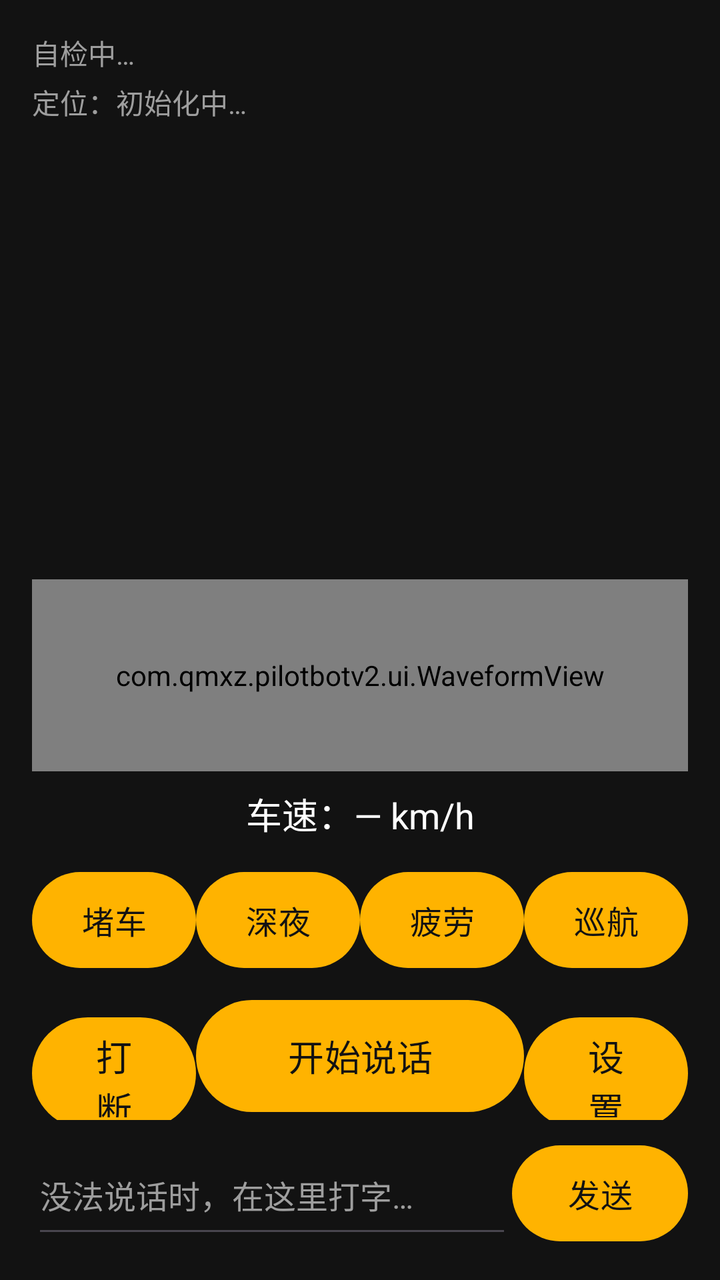
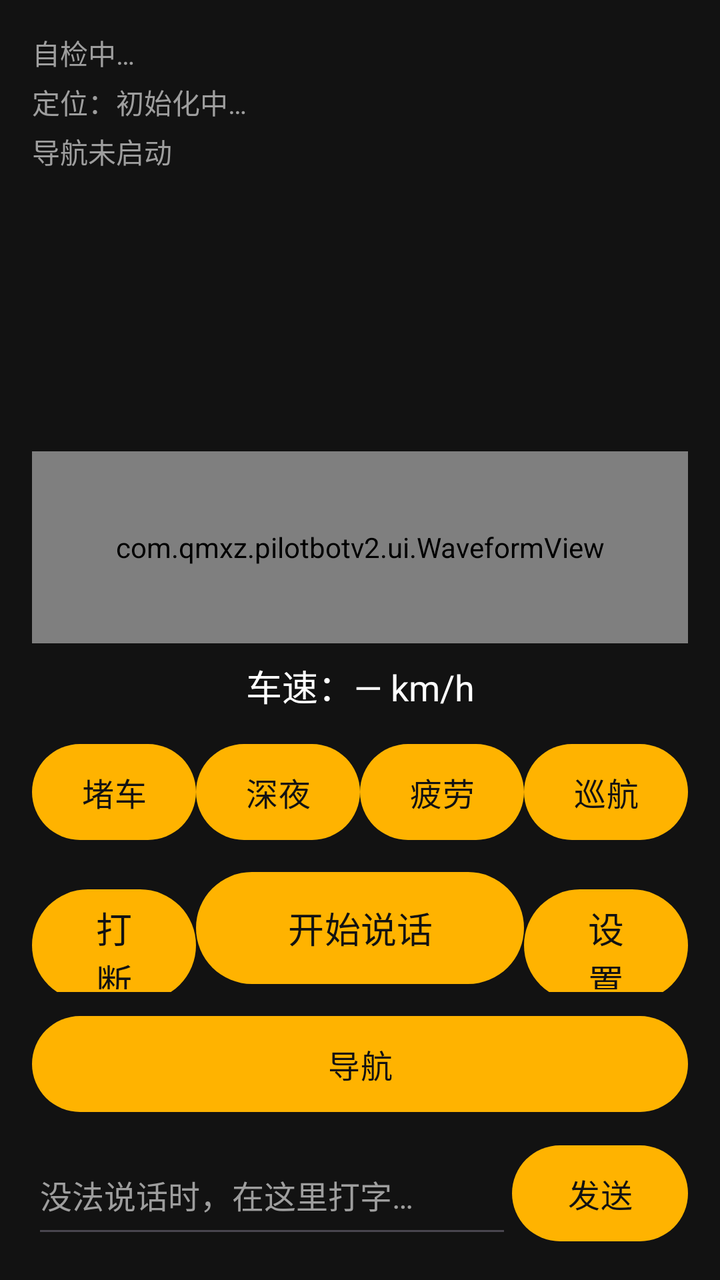

The first picture is an Android layout as it rendered before a commit; the second is the same layout after the commit. The layout source and the unified diff follow.
<!-- AndroidManifest.xml: application theme Theme.PilotBotV2 -->
<!-- res/layout/activity_main.xml -->
<?xml version="1.0" encoding="utf-8"?>
<LinearLayout xmlns:android="http://schemas.android.com/apk/res/android"
    android:layout_width="match_parent"
    android:layout_height="match_parent"
    android:background="#121212"
    android:orientation="vertical"
    android:padding="16dp">

    <TextView
        android:id="@+id/health_text"
        android:layout_width="match_parent"
        android:layout_height="wrap_content"
        android:text="@string/health_unknown"
        android:textColor="#9E9E9E"
        android:textSize="14sp" />

    <TextView
        android:id="@+id/nav_text"
        android:layout_width="match_parent"
        android:layout_height="wrap_content"
        android:layout_marginTop="4dp"
        android:text="@string/nav_unknown"
        android:textColor="#9E9E9E"
        android:textSize="14sp" />

    <ScrollView
        android:id="@+id/transcript_scroll"
        android:layout_width="match_parent"
        android:layout_height="0dp"
        android:layout_weight="1"
        android:layout_marginTop="12dp">

        <LinearLayout
            android:id="@+id/transcript_container"
            android:layout_width="match_parent"
            android:layout_height="wrap_content"
            android:orientation="vertical" />
    </ScrollView>

    
    <TextView
        android:id="@+id/partial_text"
        android:layout_width="match_parent"
        android:layout_height="wrap_content"
        android:layout_marginTop="4dp"
        android:textStyle="italic"
        android:textColor="#BDBDBD"
        android:textSize="14sp"
        android:visibility="gone" />

    <com.qmxz.pilotbotv2.ui.WaveformView
        android:id="@+id/waveform"
        android:layout_width="match_parent"
        android:layout_height="96dp"
        android:layout_marginTop="8dp" />

    <TextView
        android:id="@+id/speed_text"
        android:layout_width="match_parent"
        android:layout_height="wrap_content"
        android:layout_marginTop="8dp"
        android:gravity="center"
        android:text="@string/speed_unknown"
        android:textColor="#FFFFFF"
        android:textSize="18sp" />

    <LinearLayout
        android:layout_width="match_parent"
        android:layout_height="wrap_content"
        android:layout_marginTop="12dp"
        android:orientation="horizontal">

        <Button
            android:id="@+id/btn_scene_jam"
            android:layout_width="0dp"
            android:layout_height="56dp"
            android:layout_weight="1"
            android:text="@string/scene_jam"
            android:textSize="16sp" />

        <Button
            android:id="@+id/btn_scene_night"
            android:layout_width="0dp"
            android:layout_height="56dp"
            android:layout_weight="1"
            android:text="@string/scene_night"
            android:textSize="16sp" />

        <Button
            android:id="@+id/btn_scene_fatigue"
            android:layout_width="0dp"
            android:layout_height="56dp"
            android:layout_weight="1"
            android:text="@string/scene_fatigue"
            android:textSize="16sp" />

        <Button
            android:id="@+id/btn_scene_cruise"
            android:layout_width="0dp"
            android:layout_height="56dp"
            android:layout_weight="1"
            android:text="@string/scene_cruise"
            android:textSize="16sp" />
    </LinearLayout>

    <LinearLayout
        android:layout_width="match_parent"
        android:layout_height="wrap_content"
        android:layout_marginTop="8dp"
        android:orientation="horizontal">

        <Button
            android:id="@+id/btn_interrupt"
            android:layout_width="0dp"
            android:layout_height="64dp"
            android:layout_weight="1"
            android:text="@string/interrupt"
            android:textSize="18sp" />

        <com.google.android.material.button.MaterialButton
            android:id="@+id/btn_mic"
            android:layout_width="0dp"
            android:layout_height="64dp"
            android:layout_weight="2"
            android:text="@string/mic_start"
            android:textSize="18sp" />

        <Button
            android:id="@+id/btn_settings"
            android:layout_width="0dp"
            android:layout_height="64dp"
            android:layout_weight="1"
            android:text="@string/settings"
            android:textSize="18sp" />
    </LinearLayout>

    
    <LinearLayout
        android:layout_width="match_parent"
        android:layout_height="wrap_content"
        android:layout_marginTop="8dp"
        android:orientation="horizontal">

        <EditText
            android:id="@+id/et_text_input"
            android:layout_width="0dp"
            android:layout_height="56dp"
            android:layout_weight="1"
            android:hint="@string/text_input_hint"
            android:inputType="text"
            android:textColor="#FFFFFF"
            android:textColorHint="#9E9E9E"
            android:textSize="16sp" />

        <Button
            android:id="@+id/btn_send"
            android:layout_width="wrap_content"
            android:layout_height="56dp"
            android:text="@string/send"
            android:textSize="16sp" />
    </LinearLayout>

</LinearLayout>
<!-- resources referenced by this layout -->
<resources>
  <string name="health_unknown">自检中…</string>
  <string name="interrupt">打断</string>
  <string name="mic_start">开始说话</string>
  <string name="nav_unknown">定位：初始化中…</string>
  <string name="scene_cruise">巡航</string>
  <string name="scene_fatigue">疲劳</string>
  <string name="scene_jam">堵车</string>
  <string name="scene_night">深夜</string>
  <string name="send">发送</string>
  <string name="settings">设置</string>
  <string name="speed_unknown">车速：— km/h</string>
  <string name="text_input_hint">没法说话时，在这里打字…</string>
  <style name="Theme.PilotBotV2" parent="Theme.Material3.DayNight.NoActionBar">
          <item name="colorPrimary">#FFB300</item>
          <item name="colorOnPrimary">#121212</item>
          <item name="android:windowBackground">#121212</item>
          <item name="android:textColorPrimary">#FFFFFF</item>
      </style>
</resources>

<!-- the commit's change to res/layout/activity_main.xml (unified diff, before → after) -->
@@ -20,6 +20,15 @@
         android:layout_height="wrap_content"
         android:layout_marginTop="4dp"
         android:text="@string/nav_unknown"
+        android:textColor="#9E9E9E"
+        android:textSize="14sp" />
+
+    <TextView
+        android:id="@+id/route_text"
+        android:layout_width="match_parent"
+        android:layout_height="wrap_content"
+        android:layout_marginTop="4dp"
+        android:text="@string/nav_not_started"
         android:textColor="#9E9E9E"
         android:textSize="14sp" />
 
@@ -134,6 +143,20 @@
             android:textSize="18sp" />
     </LinearLayout>
 
+    <LinearLayout
+        android:layout_width="match_parent"
+        android:layout_height="wrap_content"
+        android:layout_marginTop="8dp"
+        android:orientation="horizontal">
+
+        <Button
+            android:id="@+id/btn_nav"
+            android:layout_width="match_parent"
+            android:layout_height="56dp"
+            android:text="@string/nav_button"
+            android:textSize="16sp" />
+    </LinearLayout>
+
     
     <LinearLayout
         android:layout_width="match_parent"
<!-- resource entries referenced after the edit -->
@@ -3,6 +3,8 @@
   <string name="health_unknown">自检中…</string>
   <string name="interrupt">打断</string>
   <string name="mic_start">开始说话</string>
+  <string name="nav_button">导航</string>
+  <string name="nav_not_started">导航未启动</string>
   <string name="nav_unknown">定位：初始化中…</string>
   <string name="scene_cruise">巡航</string>
   <string name="scene_fatigue">疲劳</string>
